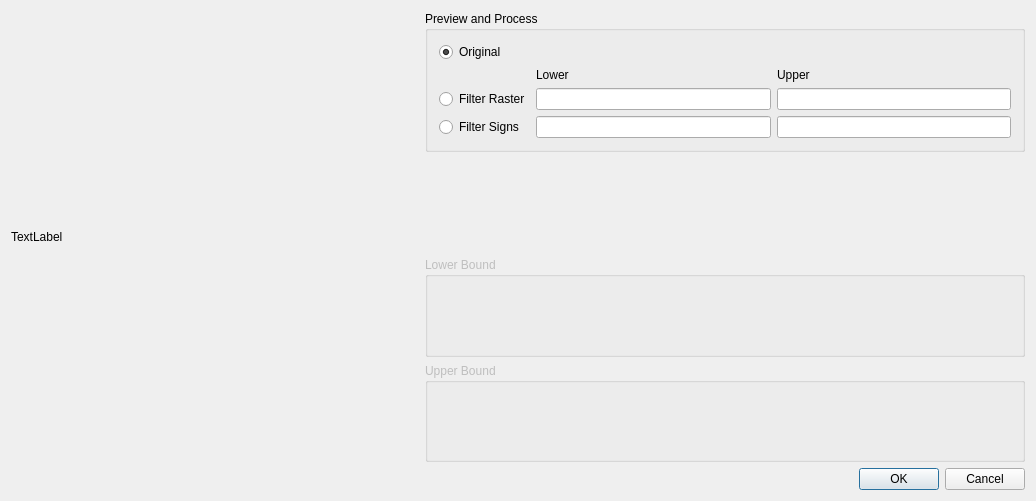
First picture: the form in SymbolScanner/WinImageFilterGrid.ui, repository veeman/SymbolScanner, before the edit.
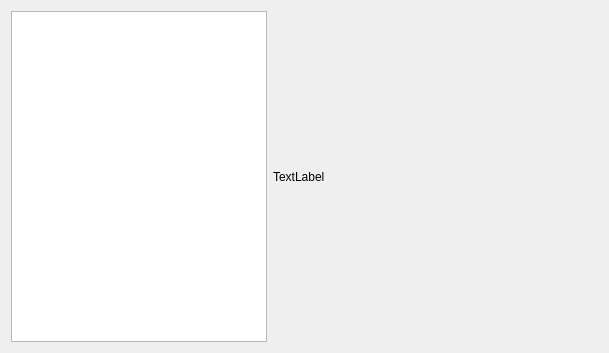
Second picture: the form after the edit. Custom widgets are drawn as their Qt base class.

Commit message: reduce widget color selector

```diff
--- a/SymbolScanner/WinImageFilterGrid.ui
+++ b/SymbolScanner/WinImageFilterGrid.ui
@@ -6,210 +6,47 @@
    <rect>
     <x>0</x>
     <y>0</y>
-    <width>1036</width>
-    <height>501</height>
+    <width>609</width>
+    <height>353</height>
    </rect>
   </property>
   <property name="windowTitle">
    <string>WinImageFilterOptions</string>
   </property>
-  <layout class="QVBoxLayout" name="verticalLayout_2">
+  <layout class="QHBoxLayout" name="horizontalLayout">
    <item>
-    <layout class="QHBoxLayout" name="horizontalLayout_4">
-     <item>
-      <widget class="QAspectRatioPixmapLabel" name="labelImage">
-       <property name="text">
-        <string>TextLabel</string>
-       </property>
-      </widget>
-     </item>
-     <item>
-      <widget class="QWidget" name="widget" native="true">
-       <property name="minimumSize">
-        <size>
-         <width>400</width>
-         <height>0</height>
-        </size>
-       </property>
-       <property name="maximumSize">
-        <size>
-         <width>600</width>
-         <height>16777215</height>
-        </size>
-       </property>
-       <layout class="QVBoxLayout" name="verticalLayout">
-        <property name="leftMargin">
-         <number>0</number>
-        </property>
-        <property name="topMargin">
-         <number>0</number>
-        </property>
-        <property name="rightMargin">
-         <number>0</number>
-        </property>
-        <property name="bottomMargin">
-         <number>0</number>
-        </property>
-        <item>
-         <widget class="QGroupBox" name="groupBoxProcess">
-          <property name="title">
-           <string>Preview and Process</string>
-          </property>
-          <layout class="QGridLayout" name="gridLayout">
-           <item row="3" column="3">
-            <widget class="color_widgets::ColorLineEdit" name="colorLineEditRasterUpper"/>
-           </item>
-           <item row="4" column="2">
-            <widget class="color_widgets::ColorLineEdit" name="colorLineEditSignsLower"/>
-           </item>
-           <item row="4" column="3">
-            <widget class="color_widgets::ColorLineEdit" name="colorLineEditSignsUpper"/>
-           </item>
-           <item row="3" column="2">
-            <widget class="color_widgets::ColorLineEdit" name="colorLineEditRasterLower"/>
-           </item>
-           <item row="3" column="0">
-            <widget class="QRadioButton" name="radioButtonRaster">
-             <property name="text">
-              <string>Filter Raster</string>
-             </property>
-             <property name="checked">
-              <bool>false</bool>
-             </property>
-             <attribute name="buttonGroup">
-              <string notr="true">buttonGroup</string>
-             </attribute>
-            </widget>
-           </item>
-           <item row="4" column="0">
-            <widget class="QRadioButton" name="radioButtonSign">
-             <property name="text">
-              <string>Filter Signs</string>
-             </property>
-             <attribute name="buttonGroup">
-              <string notr="true">buttonGroup</string>
-             </attribute>
-            </widget>
-           </item>
-           <item row="0" column="0">
-            <widget class="QRadioButton" name="radioButtonOriginal">
-             <property name="text">
-              <string>Original</string>
-             </property>
-             <property name="checked">
-              <bool>true</bool>
-             </property>
-             <attribute name="buttonGroup">
-              <string notr="true">buttonGroup</string>
-             </attribute>
-            </widget>
-           </item>
-           <item row="1" column="3">
-            <widget class="QLabel" name="label_2">
-             <property name="text">
-              <string>Upper</string>
-             </property>
-            </widget>
-           </item>
-           <item row="1" column="2">
-            <widget class="QLabel" name="label">
-             <property name="text">
-              <string>Lower</string>
-             </property>
-            </widget>
-           </item>
-          </layout>
-         </widget>
-        </item>
-        <item>
-         <spacer name="verticalSpacer">
-          <property name="orientation">
-           <enum>Qt::Vertical</enum>
-          </property>
-          <property name="sizeHint" stdset="0">
-           <size>
-            <width>20</width>
-            <height>40</height>
-           </size>
-          </property>
-         </spacer>
-        </item>
-        <item>
-         <widget class="QGroupBox" name="groupBoxLower">
-          <property name="enabled">
-           <bool>false</bool>
-          </property>
-          <property name="sizePolicy">
-           <sizepolicy hsizetype="Expanding" vsizetype="Expanding">
-            <horstretch>0</horstretch>
-            <verstretch>0</verstretch>
-           </sizepolicy>
-          </property>
-          <property name="title">
-           <string>Lower Bound</string>
-          </property>
-          <layout class="QHBoxLayout" name="horizontalLayout_2">
-           <item>
-            <widget class="WidgetColorSelector" name="widgetLowerFilter" native="true"/>
-           </item>
-          </layout>
-         </widget>
-        </item>
-        <item>
-         <widget class="QGroupBox" name="groupBoxUpper">
-          <property name="enabled">
-           <bool>false</bool>
-          </property>
-          <property name="sizePolicy">
-           <sizepolicy hsizetype="Expanding" vsizetype="Expanding">
-            <horstretch>0</horstretch>
-            <verstretch>0</verstretch>
-           </sizepolicy>
-          </property>
-          <property name="title">
-           <string>Upper Bound</string>
-          </property>
-          <layout class="QHBoxLayout" name="horizontalLayout">
-           <item>
-            <widget class="WidgetColorSelector" name="widgetUpperFilter" native="true"/>
-           </item>
-          </layout>
-         </widget>
-        </item>
-       </layout>
-      </widget>
-     </item>
-    </layout>
+    <widget class="QListView" name="listViewFiles"/>
    </item>
    <item>
-    <widget class="QDialogButtonBox" name="buttonBox">
-     <property name="standardButtons">
-      <set>QDialogButtonBox::Cancel|QDialogButtonBox::Ok</set>
+    <widget class="QAspectRatioPixmapLabel" name="labelPreview">
+     <property name="sizePolicy">
+      <sizepolicy hsizetype="Expanding" vsizetype="Preferred">
+       <horstretch>2</horstretch>
+       <verstretch>0</verstretch>
+      </sizepolicy>
+     </property>
+     <property name="text">
+      <string>TextLabel</string>
      </property>
     </widget>
    </item>
+   <item>
+    <widget class="WidgetColorSelector" name="widget" native="true"/>
+   </item>
   </layout>
  </widget>
  <layoutdefault spacing="6" margin="11"/>
  <customwidgets>
   <customwidget>
-   <class>color_widgets::ColorLineEdit</class>
-   <extends>QLineEdit</extends>
-   <header>color_line_edit.hpp</header>
+   <class>QAspectRatioPixmapLabel</class>
+   <extends>QLabel</extends>
+   <header>QAspectRatioPixmapLabel.h</header>
   </customwidget>
   <customwidget>
    <class>WidgetColorSelector</class>
    <extends>QWidget</extends>
    <header>WidgetColorSelector.h</header>
    <container>1</container>
-   <slots>
-    <signal>colorChanged(QColor)</signal>
-   </slots>
-  </customwidget>
-  <customwidget>
-   <class>QAspectRatioPixmapLabel</class>
-   <extends>QLabel</extends>
-   <header>QAspectRatioPixmapLabel.h</header>
   </customwidget>
  </customwidgets>
  <resources/>
```
Left out of the diff: 3 changed lines with no effect on the pictures. The commit also changes 7 other files.
